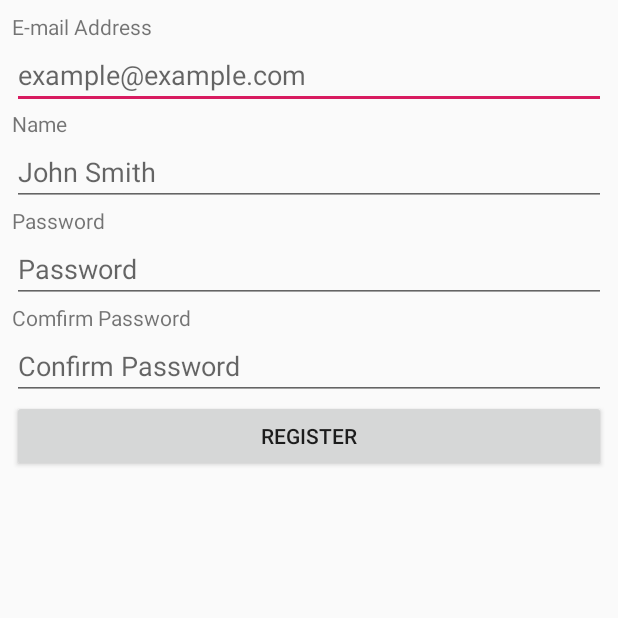
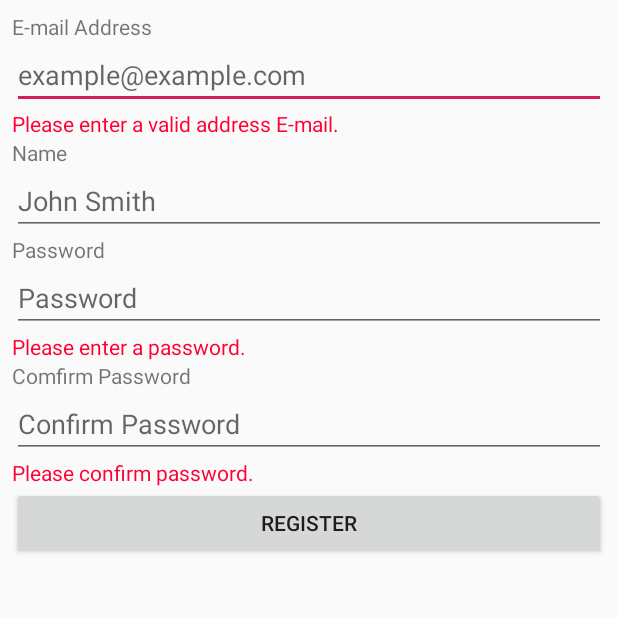
Before and after one commit to LargerSnowdevil/NT-Bargain-Hunter, an Android app: the RegisterPage screen opened directly, with no data from a screen before it, after a tap on "REGISTER", on a phone screen of 412 x 824 dp, the top half of it. Run offline under Robolectric (Android 15) with nearby library versions, the phone set to English and light mode, and no system bars; our stand-ins replace Firebase (no records; nobody signed in at launch, a user with empty details on screens opened directly).

Commit message:
Authentication input validation done

```diff
--- a/App/app/src/main/java/com/example/ntbargainhunter/RegisterPage.java
+++ b/App/app/src/main/java/com/example/ntbargainhunter/RegisterPage.java
@@ -6,7 +6,10 @@ import android.support.v7.app.AppCompatActivity;
 import android.os.Bundle;
 import android.support.v7.app.AppCompatActivity;
 import android.view.View;
+import android.view.ViewGroup;
 import android.widget.EditText;
+import android.widget.LinearLayout;
+import android.widget.TextView;
 import android.widget.Toast;
 
 import com.google.android.gms.tasks.OnCompleteListener;
@@ -24,6 +27,9 @@ public class RegisterPage extends AppCompatActivity {
     private EditText usernameEntry;
     private EditText passwordEntry;
     private EditText confirmPasswordEntry;
+    private TextView usernameError;
+    private TextView passwordError;
+    private TextView confirmPasswordError;
 
     @Override
     protected void onCreate(Bundle savedInstanceState) {
@@ -35,6 +41,9 @@ public class RegisterPage extends AppCompatActivity {
         usernameEntry = findViewById(R.id.registerEmailEntry);
         passwordEntry = findViewById(R.id.registerPasswordEntry);
         confirmPasswordEntry = findViewById(R.id.registerConfirmPasswordEntry);
+        usernameError = findViewById(R.id.registerEmailProblemDecription);
+        passwordError = findViewById(R.id.registerPasswordProblemDescription);
+        confirmPasswordError = findViewById(R.id.registerConfirmPasswordProblemDescription);
     }
 
     @Override
@@ -62,33 +71,50 @@ public class RegisterPage extends AppCompatActivity {
         //todo input validation
         if (username.equals("")) {
             valid = false;
-            //todo note on screen that username is empty
+            //note on screen that username is empty
+            usernameError.setText("Please enter an E-mail.");
+            usernameError.setLayoutParams(new LinearLayout.LayoutParams(ViewGroup.LayoutParams.MATCH_PARENT, ViewGroup.LayoutParams.WRAP_CONTENT));
         }
         Pattern pattern = Pattern.compile("[A-Za-z0-9._%+-]+@[A-Za-z0-9.-]+\\.[A-Za-z]{2,4}");
         Matcher mat = pattern.matcher(username);
         if (!mat.matches()) {
             valid = false;
-            //todo the email is not a valid format
+            //the email is not a valid format
+            usernameError.setText("Please enter a valid address E-mail.");
+            usernameError.setLayoutParams(new LinearLayout.LayoutParams(ViewGroup.LayoutParams.MATCH_PARENT, ViewGroup.LayoutParams.WRAP_CONTENT));
         }
-        if (username.length() > 20) {
+        if (username.length() > 30) {
             valid = false;
-            //todo note on screen that username is to long
+            //note on screen that username is to long
+            usernameError.setText("E-mail must be less than 30 characters.");
+            usernameError.setLayoutParams(new LinearLayout.LayoutParams(ViewGroup.LayoutParams.MATCH_PARENT, ViewGroup.LayoutParams.WRAP_CONTENT));
         }
         if (password.equals("")) {
             valid = false;
-            //todo note on screen that password is empty
+            //note on screen that password is empty
+            passwordError.setText("Please enter a password.");
+            passwordError.setLayoutParams(new LinearLayout.LayoutParams(ViewGroup.LayoutParams.MATCH_PARENT, ViewGroup.LayoutParams.WRAP_CONTENT));
         }
         if (password.length() > 20) {
             valid = false;
-            //todo note on screen that password is to long
+            //note on screen that password is to long
+            passwordError.setText("Password must be less than 20 characters.");
+            passwordError.setLayoutParams(new LinearLayout.LayoutParams(ViewGroup.LayoutParams.MATCH_PARENT, ViewGroup.LayoutParams.WRAP_CONTENT));
         }
         if (confirmPassword.equals("")) {
             valid = false;
             //todo note on screen that confirm password is empty
+            confirmPasswordError.setText("Please confirm password.");
+            confirmPasswordError.setLayoutParams(new LinearLayout.LayoutParams(ViewGroup.LayoutParams.MATCH_PARENT, ViewGroup.LayoutParams.WRAP_CONTENT));
+        }
+        if (!password.equals(confirmPassword)) {
+            valid = false;
+            //if the password and confirm password fields don't match
+            confirmPasswordError.setText("Passwords don't match.");
+            confirmPasswordError.setLayoutParams(new LinearLayout.LayoutParams(ViewGroup.LayoutParams.MATCH_PARENT, ViewGroup.LayoutParams.WRAP_CONTENT));
         }
 
         if (valid) {
-            if (password.equals(confirmPassword)) {
             mAuth.createUserWithEmailAndPassword(username, password).addOnCompleteListener(new OnCompleteListener<AuthResult>() {
                 @Override
                 public void onComplete(@NonNull Task<AuthResult> task) {
@@ -102,9 +128,6 @@ public class RegisterPage extends AppCompatActivity {
                     }
                 }
             });
-            } else {
-                //todo if the passwords don't match
-            }
         }
 
 
--- a/App/app/src/main/res/layout/activity_register_page.xml
+++ b/App/app/src/main/res/layout/activity_register_page.xml
@@ -38,6 +38,12 @@
                 android:inputType="textEmailAddress" />
 
             <TextView
+                android:id="@+id/registerEmailProblemDecription"
+                android:layout_width="match_parent"
+                android:layout_height="0dp"
+                android:textColor="#ff0033" />
+
+            <TextView
                 android:id="@+id/registerNameEntryDescription"
                 android:layout_width="match_parent"
                 android:layout_height="wrap_content"
@@ -50,6 +56,12 @@
                 android:ems="10"
                 android:hint="John Smith"
                 android:inputType="text" />
+
+            <TextView
+                android:id="@+id/registerNameProblemDescription"
+                android:layout_width="match_parent"
+                android:layout_height="0dp"
+                android:textColor="#ff0033" />
 
             <TextView
                 android:id="@+id/registerPasswordEntryDecription"
@@ -66,6 +78,12 @@
                 android:inputType="textPassword" />
 
             <TextView
+                android:id="@+id/registerPasswordProblemDescription"
+                android:layout_width="match_parent"
+                android:layout_height="0dp"
+                android:textColor="#ff0033" />
+
+            <TextView
                 android:id="@+id/registerConfirmPasswordEntryDecription"
                 android:layout_width="match_parent"
                 android:layout_height="wrap_content"
@@ -79,6 +97,12 @@
                 android:hint="Confirm Password"
                 android:inputType="textPassword" />
 
+            <TextView
+                android:id="@+id/registerConfirmPasswordProblemDescription"
+                android:layout_width="match_parent"
+                android:layout_height="0dp"
+                android:textColor="#ff0033" />
+
             <Button
                 android:id="@+id/registerUserButton"
                 android:layout_width="match_parent"
```
Also changed, not shown: App/app/src/main/java/com/example/ntbargainhunter/SignInPage.java (+23 -5 lines), App/app/src/main/res/layout/activity_sign_in_page.xml (+12 -0 lines). Lines whose indentation alone changed are shown as unchanged.
